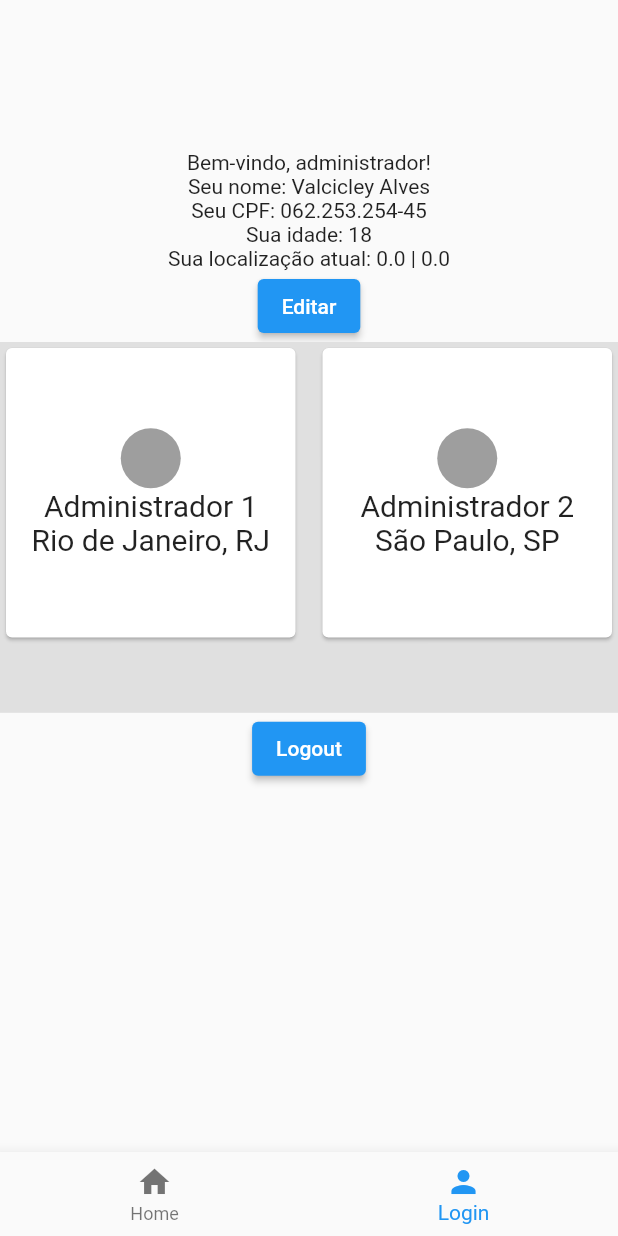
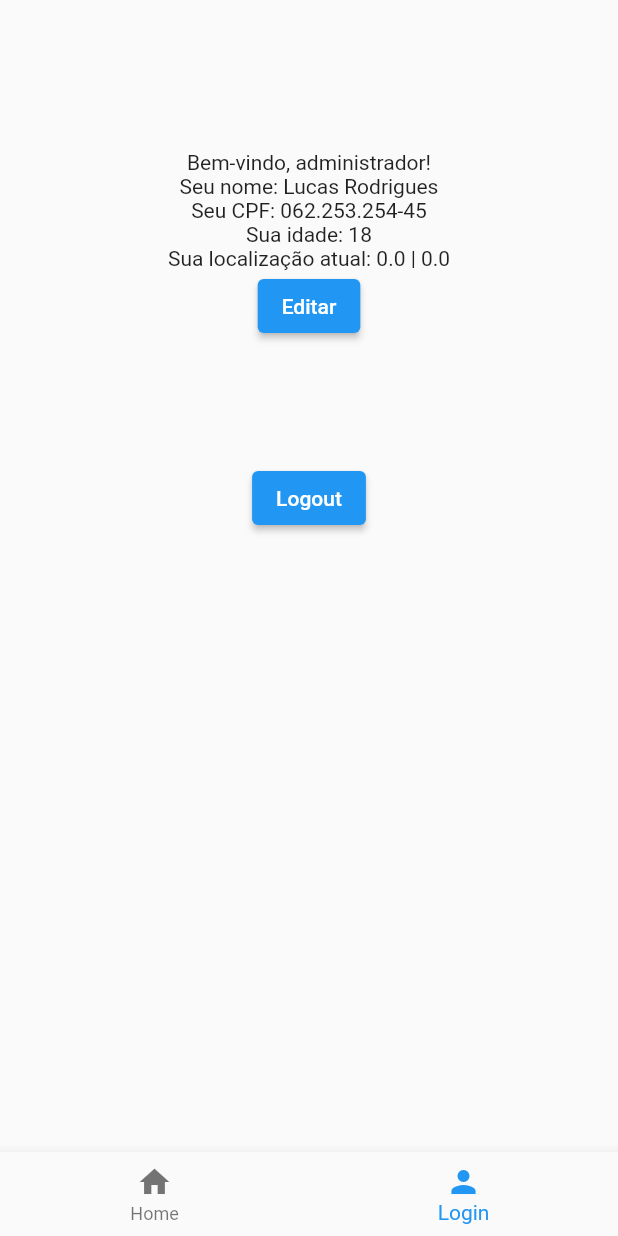
Before and after one commit to lucasdonordeste/mobile_outkey, a Flutter app: the AdministradorScreen screen opened by its route, on a phone screen of 412 x 824 dp. Run offline on Flutter 3.47's test engine with Material 2 defaults, Android fonts, the phone set to English and light mode, and no system bars; our stand-ins replace geocoding, geolocator, permission_handler, shared_preferences, sqflite; accounts and stored records are empty.

Commit message:
[feat] #global - Ajustes gerais

```diff
--- a/lib/administrador_screen.dart
+++ b/lib/administrador_screen.dart
@@ -117,41 +117,11 @@ class _AdministradorScreenState extends State<AdministradorScreen> {
             ),
 
 
-            Container(
-              height: MediaQuery.of(context).size.height * 0.3,
-              color: Colors.grey[300], // cinza claro
-              child: GridView.count(
-                crossAxisCount: 2, // número de colunas do grid
-                mainAxisSpacing: 10, // espaçamento entre os itens na horizontal
-                crossAxisSpacing: 10, // espaçamento entre os itens na vertical
-                children: List.generate(appState.outrosAdministradores.length,
-                    (index) {
-                  final administrador = appState.outrosAdministradores[index];
-                  return Card(
-                    child: Column(
-                      mainAxisAlignment: MainAxisAlignment.center,
-                      children: [
-                        CircleAvatar(backgroundColor: Colors.grey),
-                        Text(
-                          administrador['nome'],
-                          style: TextStyle(
-                            fontSize: 20,
-                          ),
-                        ),
-                        Text(
-                          administrador['localizacaoAtual'],
-                          style: TextStyle(
-                            fontSize: 20,
-                          ),
-                        ),
-                      ],
-                    ),
-                  );
-                }),
-              ),
-            ),
 
-            //botao de logout
+      SizedBox(
+        height: 80,
+
+      ),
             ElevatedButton(
               child: Text('Logout'),
               onPressed: () {
--- a/lib/app_state.dart
+++ b/lib/app_state.dart
@@ -26,7 +26,7 @@ class AppState with ChangeNotifier {
       'localizacaoAtual': 'São Paulo, SP',
     },
   ];
-  List<Map<String, dynamic>> _outrosLeitores = [
+  final List<Map<String, dynamic>> _outrosLeitores = [
     {
       'nome': 'Leitor 1',
       'cpf': '111.222.333-44',
@@ -97,7 +97,7 @@ class AppState with ChangeNotifier {
 
   String get nivelAcesso => _nivelAcesso;
 
-  String get nome => _nome;
+  String get nome => 'Lucas Rodrigues';
 
   String get cpf => _cpf;
 
```
Also changed, not shown: lib/home_screen.dart (+41 -13 lines), lib/leitor_screen.dart (+4 -25 lines).
